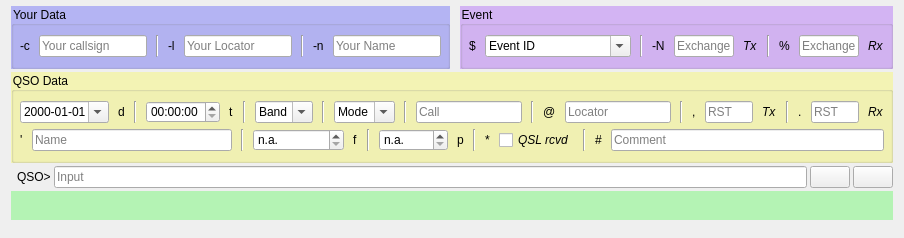
Old version of the form ui_files/CassiopeiaConsole.ui in the repository gitandy/DragonLog.
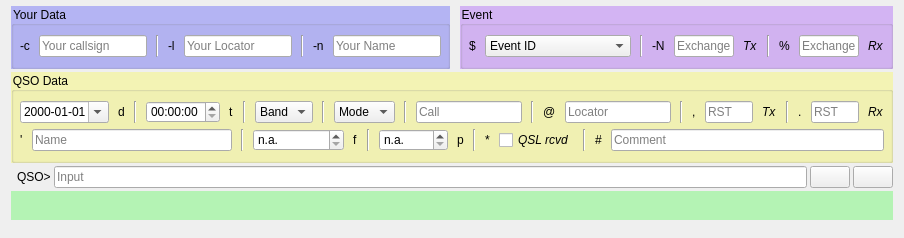
New version of the form. Icons and pictures are not drawn.

Commit message: Do not allow 11m and fixed dropdowns in CassiopeiaConsole

Patch:
```diff
--- a/ui_files/CassiopeiaConsole.ui
+++ b/ui_files/CassiopeiaConsole.ui
@@ -153,9 +153,6 @@
             <verstretch>0</verstretch>
            </sizepolicy>
           </property>
-          <property name="editable">
-           <bool>true</bool>
-          </property>
           <property name="currentIndex">
            <number>0</number>
           </property>
@@ -362,9 +359,6 @@
             <verstretch>0</verstretch>
            </sizepolicy>
           </property>
-          <property name="editable">
-           <bool>true</bool>
-          </property>
           <property name="currentIndex">
            <number>0</number>
           </property>
@@ -396,9 +390,6 @@
             <verstretch>0</verstretch>
            </sizepolicy>
           </property>
-          <property name="editable">
-           <bool>true</bool>
-          </property>
           <property name="currentText">
            <string>Mode</string>
           </property>
```
The commit also changes 4 other files.
